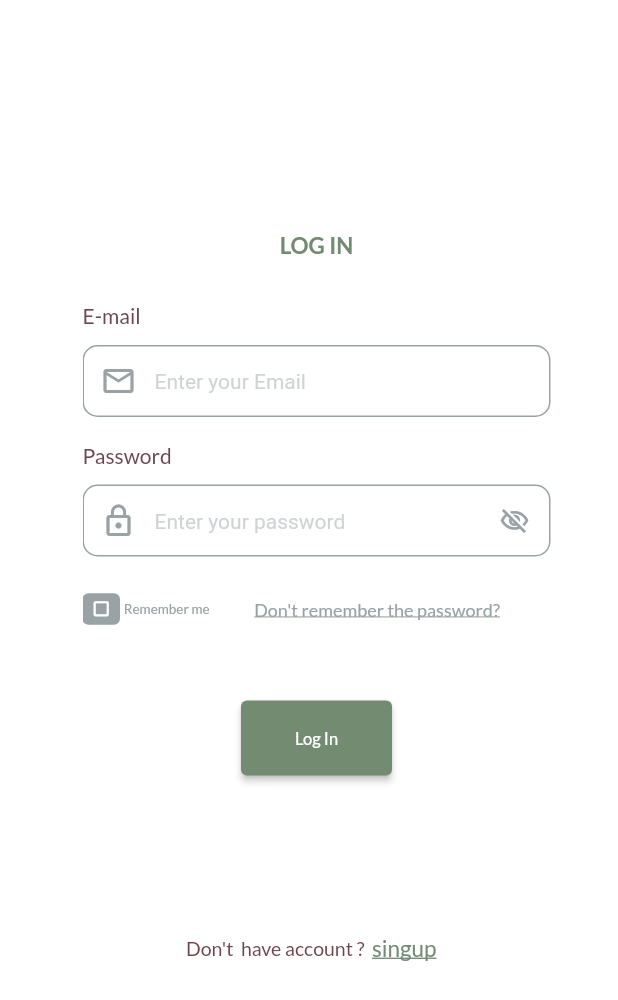
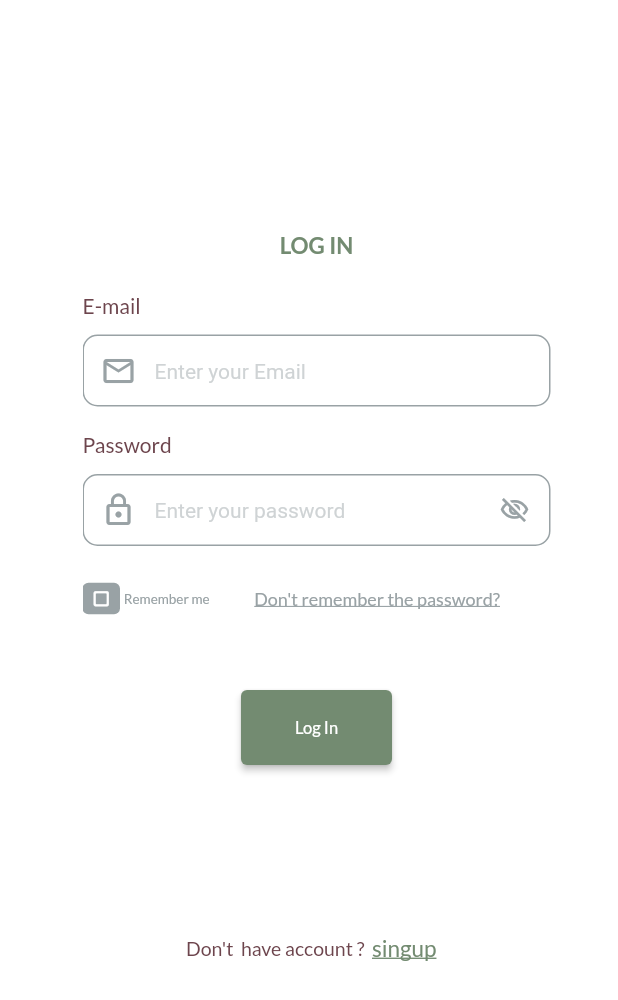
Before and after one commit to The-Garage-Tech-Team/cafe_app_flutter, a Flutter app: the screen it shows after launch, after a tap on "Log In", on a phone screen of 412 x 824 dp. Shown: the top 1000 px of the screen. Run offline on Flutter 3.47's test engine with Material 2 defaults, Android fonts, the phone set to English and light mode, and no system bars; our stand-ins replace badges, carousel_slider, cloud_firestore, firebase_auth, firebase_core, firebase_storage and 6 more; accounts and stored records are empty; Roboto replaces fonts that are missing (Ubuntu).

Commit message:
edit the profile page

```diff
--- a/lib/routes/routs.dart
+++ b/lib/routes/routs.dart
@@ -42,6 +42,7 @@ class AppRoutes {
     GetPage(
       name: Routes.welcomeScreen,
       page: () => WelcomeScreen(),
+        binding: AuthBinding()
     ),
     GetPage(
         name: Routes.loginScreen,
--- a/lib/view/screens/admin/stock_screen.dart
+++ b/lib/view/screens/admin/stock_screen.dart
@@ -21,7 +21,7 @@ class StockScreen extends StatelessWidget {
           iconTheme: IconThemeData(color: Colors.black),
           title: Row(mainAxisAlignment: MainAxisAlignment.center, children: [
             Text(
-                "Book Store",
+                "Brown Star ",
               style: TextStyle(
                 color: Colors.black,
                 fontSize: 20,
--- a/lib/view/screens/setting/settingBar.dart
+++ b/lib/view/screens/setting/settingBar.dart
@@ -53,7 +53,7 @@ class SettingBar extends StatelessWidget {
                             shape: BoxShape.circle,
                             image: DecorationImage(
                               image: authController.displayUserPhoto.value == ""
-                                  ? const AssetImage("assets/images/avtar.png")
+                                  ? const AssetImage("images/avtar.png")
                                       as ImageProvider
                                   : NetworkImage(
                                       authController.displayUserPhoto.value,
--- a/lib/view/widgets/auth/login_email_form.dart
+++ b/lib/view/widgets/auth/login_email_form.dart
@@ -141,7 +141,8 @@ class Login_Email_Form extends StatelessWidget {
 
 
 
-          Row(
+          Expanded(
+            child: Row(
               mainAxisAlignment: MainAxisAlignment.center,
               children: [
                 TextUtils(
@@ -171,17 +172,11 @@ class Login_Email_Form extends StatelessWidget {
                 ),
               ],
             ),
+          ),
 
 
 
 
-          // Container_Under(
-          //   text: 'Dont hava an account?',
-          //   typetext: "Sign up",
-          //   onPressed: () {
-          //     // Get.offNamed(Routes.signup);
-          //   },
-          // ),
         ],
       ),
     );
```
Also changed, not shown: lib/view/widgets/admin/stock/products_in_stock.dart (+10 -23 lines). Lines whose indentation alone changed are shown as unchanged.
